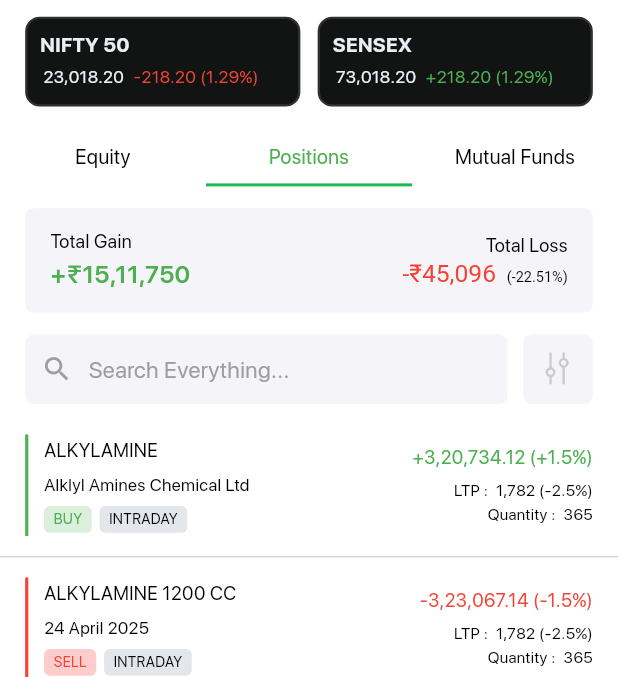
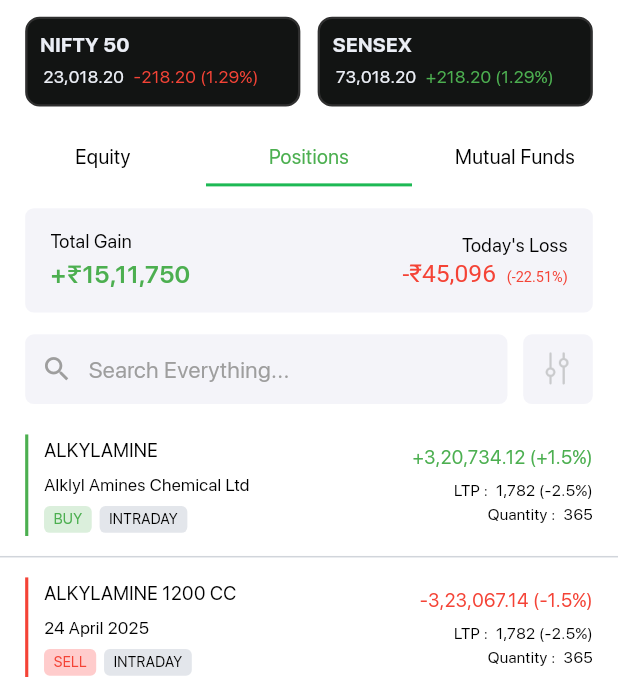
Before and after one commit to BrokingSapphire/SapphireTerminalMobile, a Flutter app: the HoldingsScreen screen opened directly, swiped to page 2, on a phone screen of 412 x 824 dp, the part 82-759 px from its top. Run offline on Flutter 3.47's test engine with Material 3 defaults, Android fonts, the light colour scheme and no system bars; our stand-ins replace camera, confetti, dotted_border, flutter_screenutil, flutter_secure_storage, flutter_slidable and 5 more; missing offline and left inert: google_mlkit_face_detection, holdable_button, scribble; accounts and stored records are empty; project files that could hold a hidden picture were left out.

Commit message:
fix: main pnl card ui in positions

```diff
--- a/lib/screens/home/holdings/positions/position.dart
+++ b/lib/screens/home/holdings/positions/position.dart
@@ -85,6 +85,85 @@
     }
   ];
 
+  Widget positionCard(String firstValue, String secondValue, bool isDark) {
+    // Determine titles based on values
+    String firstTitle = firstValue.contains('-') ? "Total Loss" : "Total Gain";
+    String secondTitle =
+        secondValue.contains('-') ? "Today's Loss" : "Today's Gain";
+
+    return Container(
+      height: 120.h / 2,
+      child: Padding(
+        padding: EdgeInsets.symmetric(horizontal: 16.w),
+        child: Row(
+          mainAxisAlignment: MainAxisAlignment.spaceBetween,
+          children: [
+            Column(
+              mainAxisAlignment: MainAxisAlignment.center,
+              crossAxisAlignment: CrossAxisAlignment.start,
+              children: [
+                Text(
+                  firstTitle,
+                  style: TextStyle(
+                      fontSize: 13.sp,
+                      color: isDark ? Colors.white : Colors.black),
+                ),
+                Text(
+                  firstValue,
+                  style: TextStyle(
+                      fontSize: 17.sp,
+                      fontWeight: FontWeight.w600,
+                      color:
+                          firstValue.contains('-') ? Colors.red : Colors.green),
+                ),
+              ],
+            ),
+            Column(
+              mainAxisAlignment: MainAxisAlignment.center,
+              crossAxisAlignment: CrossAxisAlignment.end,
+              children: [
+                Text(
+                  secondTitle,
+                  style: TextStyle(
+                      fontSize: 13.sp,
+                      color: isDark ? Colors.white : Colors.black),
+                ),
+                RichText(
+                  text: TextSpan(
+                    children: [
+                      TextSpan(
+                        text: secondValue,
+                        style: TextStyle(
+                            fontWeight: FontWeight.w400,
+                            fontSize: 17.sp,
+                            color: secondValue.contains('-')
+                                ? Colors.red
+                                : Colors.green),
+                      ),
+                      TextSpan(
+                        text: "   ", // Adding spaces for width
+                        style: TextStyle(fontSize: 10.sp),
+                      ),
+                      TextSpan(
+                        text: "(-22.51%)",
+                        style: TextStyle(
+                          fontSize: 10.sp,
+                          color: secondValue.contains('-')
+                              ? Colors.red
+                              : Colors.green,
+                        ),
+                      ),
+                    ],
+                  ),
+                ),
+              ],
+            ),
+          ],
+        ),
+      ),
+    );
+  }
+
   @override
   Widget build(BuildContext context) {
     final isDark = Theme.of(context).brightness == Brightness.dark;
@@ -110,8 +189,7 @@
                   child: Column(
                     mainAxisAlignment: MainAxisAlignment.center,
                     children: [
-                      constWidgets.singleCard("Total Gain", '+₹15,11,750',
-                          "Total Loss", "-₹45,096", isDark),
+                      positionCard('+₹15,11,750', "-₹45,096", isDark),
                     ],
                   ),
                 ),
```
